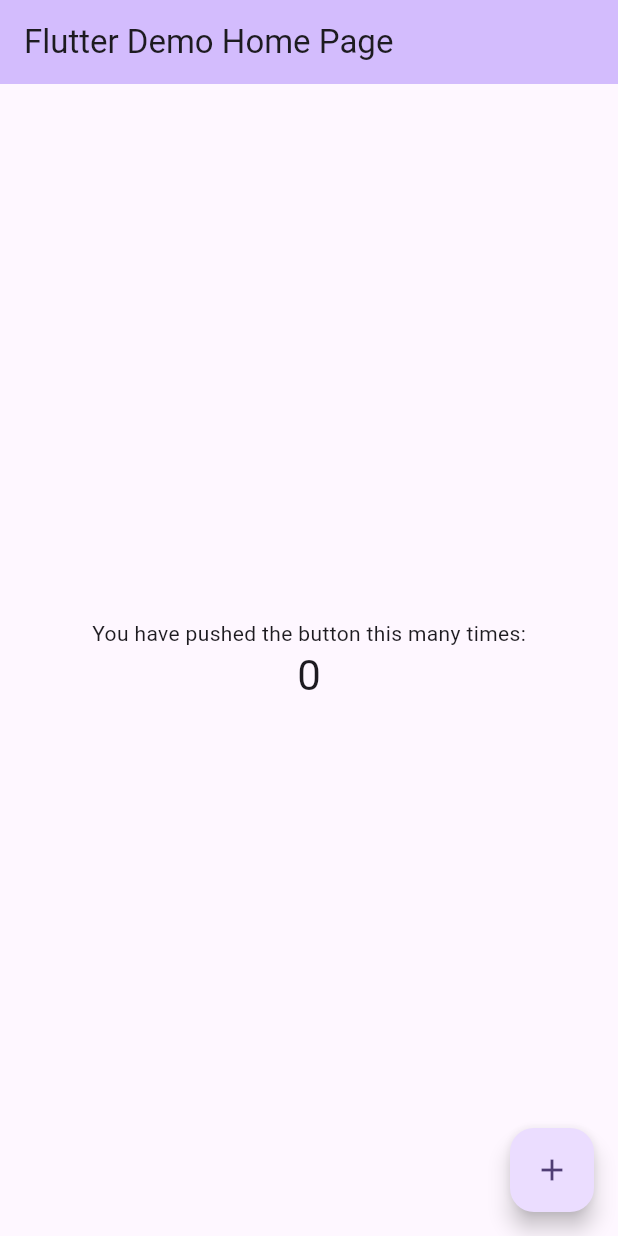
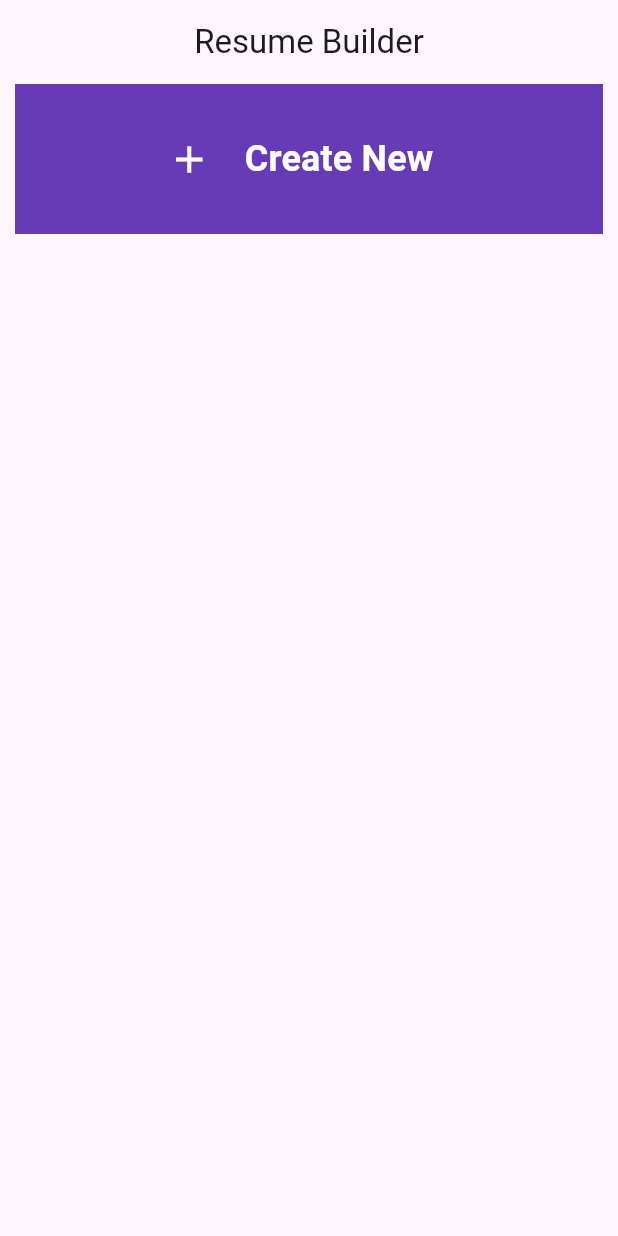
Before and after one commit to narayannalbhe1/resume_builder_app, a Flutter app: the screen it shows after launch, on a phone screen of 412 x 824 dp. Run offline on Flutter 3.47's test engine with Material 3 defaults, Android fonts, the phone set to English and light mode, and no system bars.

Commit message:
29 Feb 2024 Thursday  narayan_deve

```diff
--- a/lib/main.dart
+++ b/lib/main.dart
@@ -1,4 +1,5 @@
 import 'package:flutter/material.dart';
+import 'package:resume_builder_app/src/view/MyHomePage/view/HomePage.dart';
 
 void main() {
   runApp(const MyApp());
@@ -16,88 +17,7 @@ class MyApp extends StatelessWidget {
         colorScheme: ColorScheme.fromSeed(seedColor: Colors.deepPurple),
         useMaterial3: true,
       ),
-      home: const MyHomePage(title: 'Flutter Demo Home Page'),
+      home: const HomePage(),
     );
   }
 }
-
-class MyHomePage extends StatefulWidget {
-  const MyHomePage({super.key, required this.title});
-
-
-
-  final String title;
-
-  @override
-  State<MyHomePage> createState() => _MyHomePageState();
-}
-
-class _MyHomePageState extends State<MyHomePage> {
-  int _counter = 0;
-
-  void _incrementCounter() {
-    setState(() {
-      // This call to setState tells the Flutter framework that something has
-      // changed in this State, which causes it to rerun the build method below
-      // so that the display can reflect the updated values. If we changed
-      // _counter without calling setState(), then the build method would not be
-      // called again, and so nothing would appear to happen.
-      _counter++;
-    });
-  }
-
-  @override
-  Widget build(BuildContext context) {
-    // This method is rerun every time setState is called, for instance as done
-    // by the _incrementCounter method above.
-    //
-    // The Flutter framework has been optimized to make rerunning build methods
-    // fast, so that you can just rebuild anything that needs updating rather
-    // than having to individually change instances of widgets.
-    return Scaffold(
-      appBar: AppBar(
-        // TRY THIS: Try changing the color here to a specific color (to
-        // Colors.amber, perhaps?) and trigger a hot reload to see the AppBar
-        // change color while the other colors stay the same.
-        backgroundColor: Theme.of(context).colorScheme.inversePrimary,
-        // Here we take the value from the MyHomePage object that was created by
-        // the App.build method, and use it to set our appbar title.
-        title: Text(widget.title),
-      ),
-      body: Center(
-        // Center is a layout widget. It takes a single child and positions it
-        // in the middle of the parent.
-        child: Column(
-          // Column is also a layout widget. It takes a list of children and
-          // arranges them vertically. By default, it sizes itself to fit its
-          // children horizontally, and tries to be as tall as its parent.
-          //
-          // Column has various properties to control how it sizes itself and
-          // how it positions its children. Here we use mainAxisAlignment to
-          // center the children vertically; the main axis here is the vertical
-          // axis because Columns are vertical (the cross axis would be
-          // horizontal).
-          //
-          // TRY THIS: Invoke "debug painting" (choose the "Toggle Debug Paint"
-          // action in the IDE, or press "p" in the console), to see the
-          // wireframe for each widget.
-          mainAxisAlignment: MainAxisAlignment.center,
-          children: <Widget>[
-            const Text(
-              'You have pushed the button this many times:',
-            ),
-            Text(
-              '$_counter',
-              style: Theme.of(context).textTheme.headlineMedium,
-            ),
-          ],
-        ),
-      ),
-      floatingActionButton: FloatingActionButton(
-        onPressed: _incrementCounter,
-        tooltip: 'Increment',
-        child: const Icon(Icons.add),
-      ), // This trailing comma makes auto-formatting nicer for build methods.
-    );
-  }
-}
--- /dev/null
+++ b/lib/src/view/MyHomePage/view/HomePage.dart
@@ -0,0 +1,61 @@
+import 'package:flutter/material.dart';
+import 'package:resume_builder_app/src/view/MyProfile/view/ProfileEditScreen.dart';
+class HomePage extends StatefulWidget {
+  const HomePage({super.key});
+
+  @override
+  State<HomePage> createState() => _HomePageState();
+}
+
+class _HomePageState extends State<HomePage> {
+  @override
+  Widget build(BuildContext context) {
+    return Scaffold(
+      appBar: AppBar(
+        title: Text('Resume Builder'),
+        centerTitle: true,
+        automaticallyImplyLeading: false,
+      ),
+      body: Column(
+        crossAxisAlignment: CrossAxisAlignment.start,
+        mainAxisAlignment: MainAxisAlignment.start,
+        children: [
+          Padding(
+            padding: const EdgeInsets.symmetric(horizontal: 10.0),
+            child: Container(
+              color: Colors.deepPurple,
+              width: MediaQuery.of(context).size.width,
+              height: 100,
+              child: Center(
+                child: Row(
+                  mainAxisAlignment: MainAxisAlignment.center,
+                  children: [
+                    Icon(
+                      Icons.add,
+                      color: Colors.white,
+                      size: 30,
+                    ),
+                    SizedBox(width: 10),
+                    TextButton(
+                      onPressed: (){
+                        ProfileEditScreen();
+                      },
+                      child: Text(
+                        'Create New',
+                        style: TextStyle(
+                          color: Colors.white,
+                          fontSize: 24,
+                          fontWeight: FontWeight.bold,
+                        ),
+                      ),
+                    ),
+                  ],
+                ),
+              ),
+            ),
+          )
+        ],
+      ),
+    );
+  }
+}
```
Also changed, not shown: lib/src/view/Experience/view/experience_screen.dart (added, +21 -0 lines), lib/src/view/MyProfile/view/ProfileEditScreen.dart (added, +114 -0 lines), lib/src/view/Project/view/project_screen.dart (added, +26 -0 lines), lib/src/view/achievement/view/AchievementScreen.dart (added, +24 -0 lines), lib/src/view/interest/view/interest_screen.dart (added, +25 -0 lines), lib/src/view/language/view/language_screen.dart (added, +24 -0 lines), lib/src/view/personal_info/view/personal_info_screen.dart (added, +15 -0 lines).
